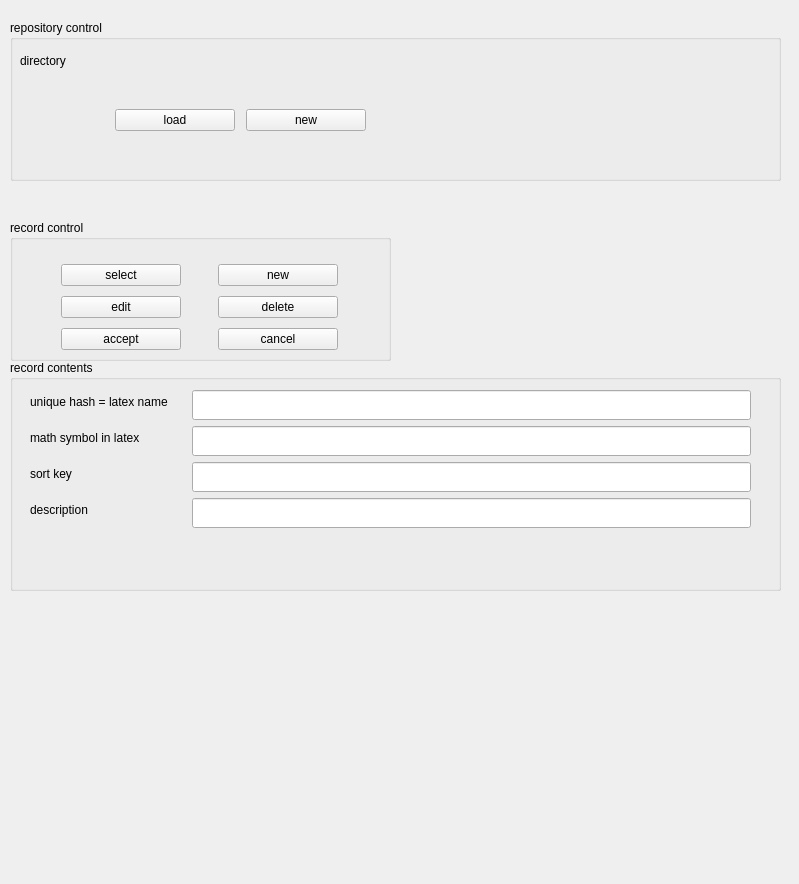
This is src/editor.ui in heinz-preisig/ScriptSymbolDefs_v4 as Qt 5 draws it before an edit. The edited form follows.
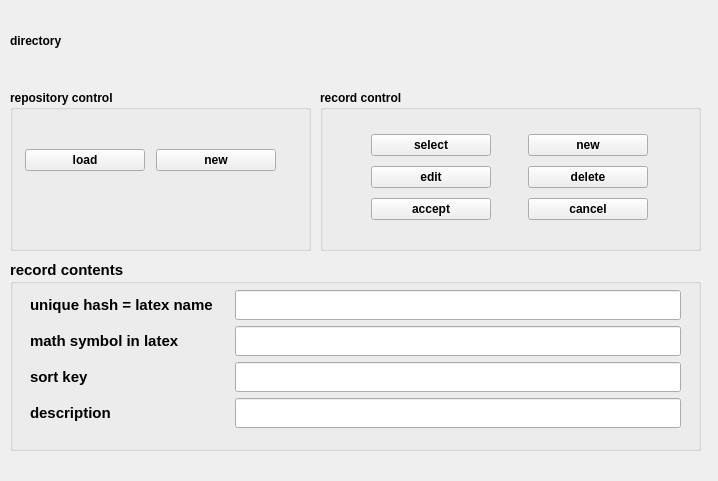
This is the edited form.

Commit message: improved interface's looks

Diff of the .ui file:
```diff
--- a/src/editor.ui
+++ b/src/editor.ui
@@ -6,8 +6,8 @@
    <rect>
     <x>0</x>
     <y>0</y>
-    <width>799</width>
-    <height>884</height>
+    <width>718</width>
+    <height>481</height>
    </rect>
   </property>
   <property name="windowTitle">
@@ -17,19 +17,25 @@
    <property name="geometry">
     <rect>
      <x>10</x>
-     <y>20</y>
-     <width>771</width>
+     <y>90</y>
+     <width>301</width>
      <height>161</height>
     </rect>
    </property>
+   <property name="font">
+    <font>
+     <weight>75</weight>
+     <bold>true</bold>
+    </font>
+   </property>
    <property name="title">
     <string>repository control</string>
    </property>
    <widget class="QWidget" name="horizontalLayoutWidget">
     <property name="geometry">
      <rect>
-      <x>100</x>
-      <y>60</y>
+      <x>10</x>
+      <y>30</y>
       <width>262</width>
       <height>80</height>
      </rect>
@@ -63,29 +69,22 @@
      </item>
     </layout>
    </widget>
-   <widget class="QLabel" name="labelDirectory">
-    <property name="geometry">
-     <rect>
-      <x>10</x>
-      <y>30</y>
-      <width>751</width>
-      <height>21</height>
-     </rect>
-    </property>
-    <property name="text">
-     <string>directory</string>
-    </property>
-   </widget>
   </widget>
   <widget class="QGroupBox" name="groupBoxRecordControl">
    <property name="geometry">
     <rect>
-     <x>10</x>
-     <y>220</y>
+     <x>320</x>
+     <y>90</y>
      <width>381</width>
-     <height>141</height>
+     <height>161</height>
     </rect>
    </property>
+   <property name="font">
+    <font>
+     <weight>75</weight>
+     <bold>true</bold>
+    </font>
+   </property>
    <property name="title">
     <string>record control</string>
    </property>
@@ -184,11 +183,18 @@
    <property name="geometry">
     <rect>
      <x>10</x>
-     <y>360</y>
-     <width>771</width>
-     <height>231</height>
+     <y>260</y>
+     <width>691</width>
+     <height>191</height>
     </rect>
    </property>
+   <property name="font">
+    <font>
+     <pointsize>11</pointsize>
+     <weight>75</weight>
+     <bold>true</bold>
+    </font>
+   </property>
    <property name="title">
     <string>record contents</string>
    </property>
@@ -197,8 +203,8 @@
      <rect>
       <x>20</x>
       <y>30</y>
-      <width>721</width>
-      <height>176</height>
+      <width>651</width>
+      <height>151</height>
      </rect>
     </property>
     <layout class="QFormLayout" name="formLayout">
@@ -273,6 +279,25 @@
     </layout>
    </widget>
   </widget>
+  <widget class="QLabel" name="labelDirectory">
+   <property name="geometry">
+    <rect>
+     <x>10</x>
+     <y>30</y>
+     <width>691</width>
+     <height>21</height>
+    </rect>
+   </property>
+   <property name="font">
+    <font>
+     <weight>75</weight>
+     <bold>true</bold>
+    </font>
+   </property>
+   <property name="text">
+    <string>directory</string>
+   </property>
+  </widget>
  </widget>
  <resources/>
  <connections/>
```
The commit also changes 2 other files.
